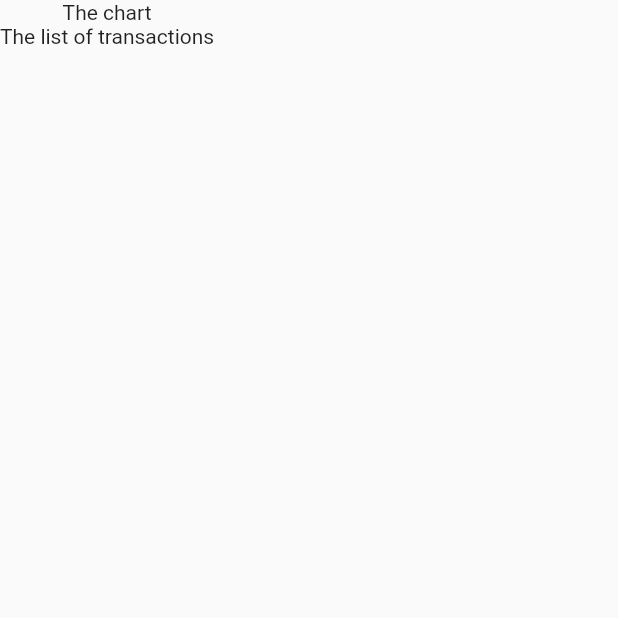
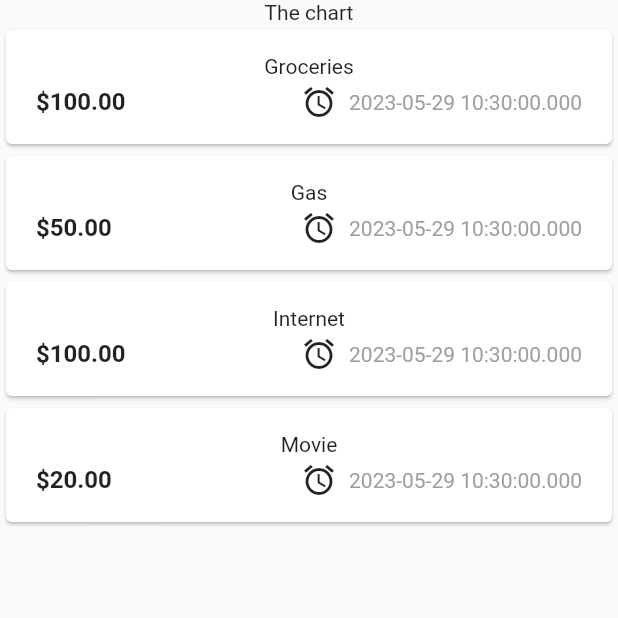
Before and after one commit to boris6/expensetracker, a Flutter app: the screen it shows after launch, on a phone screen of 412 x 824 dp, the top half of it. Run offline on Flutter 3.47's test engine with Material 2 defaults, Android fonts, the phone set to English and light mode, and no system bars.

Commit message:
Add expenses

```diff
--- a/lib/expenses.dart
+++ /dev/null
@@ -1,22 +0,0 @@
-import 'package:flutter/material.dart';
-
-class Expenses extends StatefulWidget {
-  const Expenses({super.key});
-
-  @override
-  State<StatefulWidget> createState() {
-    return _ExpensesState();
-  }
-}
-
-class _ExpensesState extends State<Expenses> {
-  @override
-  Widget build(BuildContext context) {
-    return const Scaffold(
-      body: Column(children: [
-        Text('The chart'),
-        Text('The list of transactions'),
-      ]),
-    );
-  }
-}
--- a/lib/main.dart
+++ b/lib/main.dart
@@ -1,6 +1,6 @@
 import 'package:flutter/material.dart';
 
-import 'package:expensetracker/expenses.dart';
+import 'package:expensetracker/widget/expenses.dart';
 
 void main() {
   runApp(
--- a/lib/model/expense.dart
+++ b/lib/model/expense.dart
@@ -2,12 +2,24 @@ import 'package:uuid/uuid.dart';
 
 const uuid = Uuid();
 
+enum Category {
+  food,
+  transportation,
+  bills,
+  entertainment,
+}
+
 class Expense {
-  Expense({required this.title, required this.amount, required this.date})
-      : id = uuid.v4();
+  Expense({
+    required this.title,
+    required this.amount,
+    required this.date,
+    required this.category,
+  }) : id = uuid.v4();
 
   final String id;
   final String title;
   final double amount;
   final DateTime date;
+  final Category category;
 }
--- /dev/null
+++ b/lib/widget/expenses.dart
@@ -0,0 +1,53 @@
+import 'package:expensetracker/widget/expenses_list/expenses_list.dart';
+import 'package:expensetracker/model/expense.dart';
+import 'package:flutter/material.dart';
+
+class Expenses extends StatefulWidget {
+  const Expenses({super.key});
+
+  @override
+  State<StatefulWidget> createState() {
+    return _ExpensesState();
+  }
+}
+
+class _ExpensesState extends State<Expenses> {
+  final List<Expense> _registeredExpenses = [
+    Expense(
+      title: 'Groceries',
+      amount: 100.00,
+      date: DateTime.now(),
+      category: Category.food,
+    ),
+    Expense(
+      title: 'Gas',
+      amount: 50.00,
+      date: DateTime.now(),
+      category: Category.transportation,
+    ),
+    Expense(
+      title: 'Internet',
+      amount: 100.00,
+      date: DateTime.now(),
+      category: Category.bills,
+    ),
+    Expense(
+      title: 'Movie',
+      amount: 20.00,
+      date: DateTime.now(),
+      category: Category.entertainment,
+    ),
+  ];
+
+  @override
+  Widget build(BuildContext context) {
+    return Scaffold(
+      body: Column(children: [
+        const Text('The chart'),
+        Expanded(
+          child: ExpensesList(expenses: _registeredExpenses),
+        ),
+      ]),
+    );
+  }
+}
--- /dev/null
+++ b/lib/widget/expenses_list/expense_item.dart
@@ -0,0 +1,50 @@
+import 'package:expensetracker/model/expense.dart';
+import 'package:flutter/material.dart';
+
+class ExpenseItem extends StatelessWidget {
+  const ExpenseItem(this.expense, {super.key});
+
+  final Expense expense;
+
+  @override
+  Widget build(BuildContext context) {
+    return Card(
+      child: Padding(
+        padding: const EdgeInsets.symmetric(
+          vertical: 16,
+          horizontal: 20,
+        ),
+        child: Column(
+          children: [
+            Text(expense.title),
+            const SizedBox(height: 4),
+            Row(
+              children: [
+                Text(
+                  '\$${expense.amount.toStringAsFixed(2)}',
+                  style: const TextStyle(
+                    fontWeight: FontWeight.bold,
+                    fontSize: 16,
+                  ),
+                ),
+                const Spacer(),
+                Row(
+                  children: [
+                    const Icon(Icons.alarm),
+                    const SizedBox(width: 8),
+                    Text(
+                      expense.date.toString(),
+                      style: const TextStyle(
+                        color: Colors.grey,
+                      ),
+                    ),
+                  ],
+                ),
+              ],
+            )
+          ],
+        ),
+      ),
+    );
+  }
+}
--- /dev/null
+++ b/lib/widget/expenses_list/expenses_list.dart
@@ -0,0 +1,18 @@
+import 'package:expensetracker/widget/expenses_list/expense_item.dart';
+import 'package:flutter/material.dart';
+
+import '../../model/expense.dart';
+
+class ExpensesList extends StatelessWidget {
+  const ExpensesList({super.key, required this.expenses});
+
+  final List<Expense> expenses;
+
+  @override
+  Widget build(BuildContext context) {
+    return ListView.builder(
+      itemCount: expenses.length,
+      itemBuilder: (ctx, index) => ExpenseItem(expenses[index]),
+    );
+  }
+}
```
